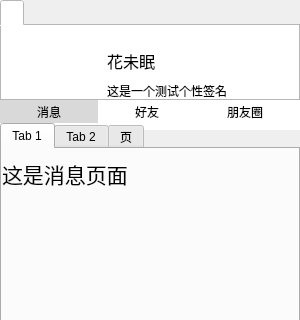
First picture: the form in view/MainWidget.ui, repository linhaojun857/cooper-im-client, before the edit; both pictures show x 0 to 300 and y 0 to 320 of the 300 by 600 pixel window.
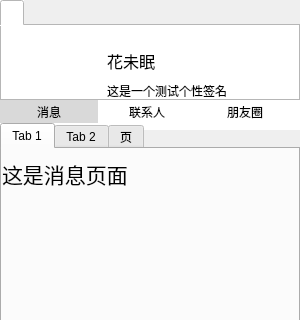
Second picture: the form after the edit. Icons and pictures are not drawn.

Patch:
```diff
--- a/view/MainWidget.ui
+++ b/view/MainWidget.ui
@@ -145,7 +145,7 @@
      <string notr="true">border: 0px;</string>
     </property>
     <property name="text">
-     <string>好友</string>
+     <string>联系人</string>
     </property>
    </widget>
    <widget class="QPushButton" name="m_pyqPushButton">
```
